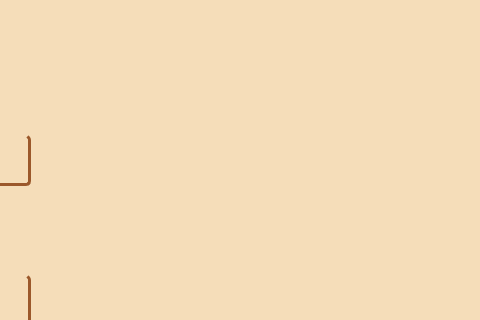
First picture: the form in gui/admin_screen.ui, repository asp-laboratories/BookingRoom_Software, before the edit; both pictures show x 675 to 1155 and y 114 to 434 of the 1262 by 787 pixel window.
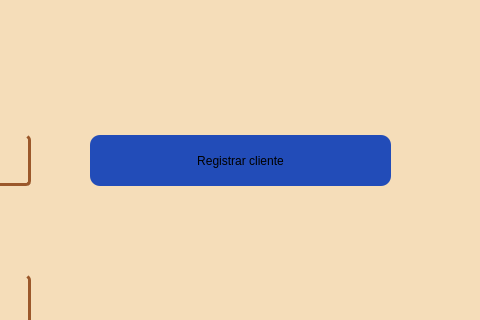
Second picture: the form after the edit. The open tabs and pages were chosen to show the change. Icons and pictures are not drawn.

Commit message: feat(gui): Pantalla registro de cliente

The edit to the form file:
```diff
--- a/gui/admin_screen.ui
+++ b/gui/admin_screen.ui
@@ -662,7 +662,7 @@
        <property name="geometry">
         <rect>
          <x>0</x>
-         <y>-1067</y>
+         <y>0</y>
          <width>1031</width>
          <height>4000</height>
         </rect>
@@ -5237,6 +5237,24 @@
                <string>Hora de cierre</string>
               </property>
              </widget>
+             <widget class="QPushButton" name="registrarCliente">
+              <property name="geometry">
+               <rect>
+                <x>520</x>
+                <y>190</y>
+                <width>301</width>
+                <height>51</height>
+               </rect>
+              </property>
+              <property name="styleSheet">
+               <string notr="true">border-radius: 10px;
+background-color: rgb(38, 96, 255);
+background-color: rgb(34, 76, 184);</string>
+              </property>
+              <property name="text">
+               <string>Registrar cliente</string>
+              </property>
+             </widget>
             </widget>
             <widget class="QWidget" name="tab_23">
              <attribute name="title">
```
Left out of the diff: 2 changed lines with no effect on the pictures. The commit also changes 3 other files.
